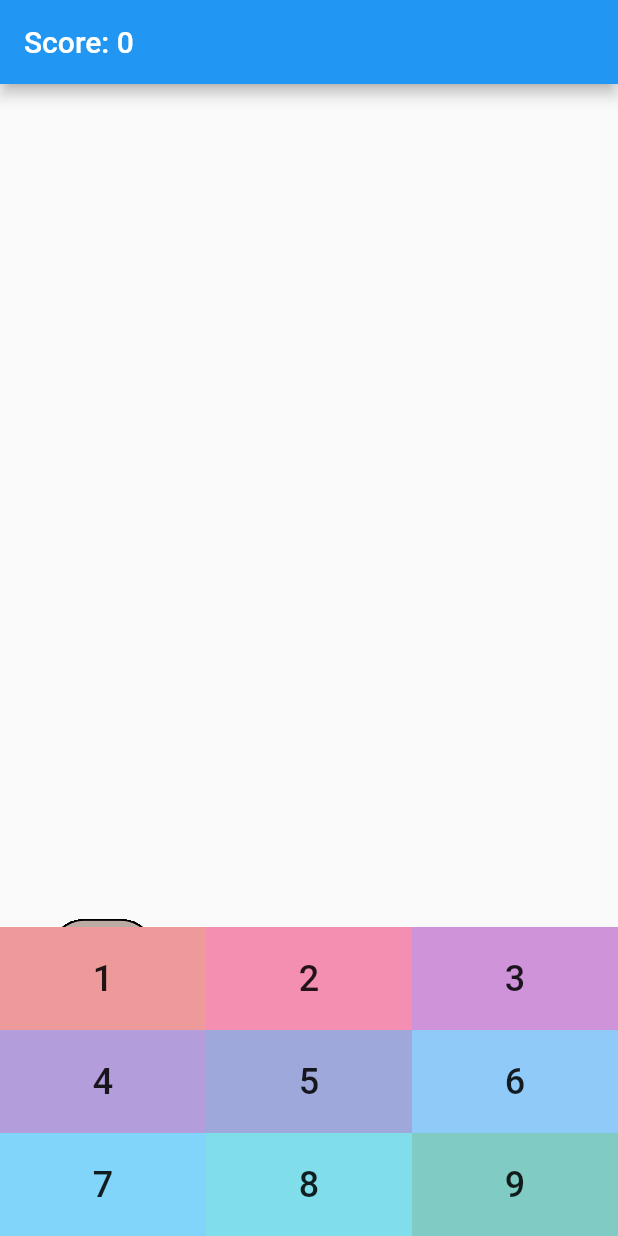
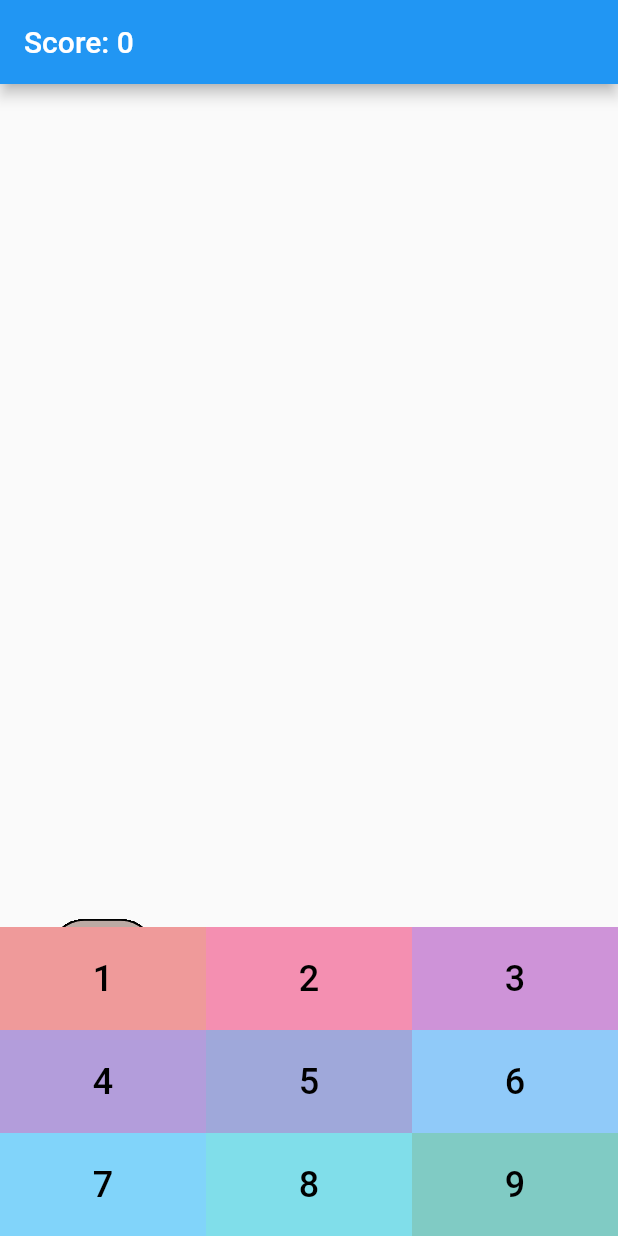
Before and after one commit to markcqhsu/flutter_streamController_sample, a Flutter app: the screen it shows after launch, on a phone screen of 412 x 824 dp. Run offline on Flutter 3.47's test engine with Material 2 defaults, Android fonts, the phone set to English and light mode, and no system bars.

Commit message:
Flatbutton 2 TextButton

```diff
--- a/lib/main.dart
+++ b/lib/main.dart
@@ -221,9 +221,12 @@ class KeyPad extends StatelessWidget {
       childAspectRatio: 2 / 1,
       //改變GridView尺寸
       children: List.generate(9, (index) {
-        return FlatButton(
-          shape: RoundedRectangleBorder(), //取消按鍵的圓角邊
-          color: Colors.primaries[index][200],
+        return TextButton(
+          style: TextButton.styleFrom(
+            shape: RoundedRectangleBorder(), //取消按鍵的圓角邊
+            backgroundColor: Colors.primaries[index][200],
+            primary: Colors.black,
+          ),
           child: Text("${index + 1}", style: TextStyle(fontSize: 24)),
           onPressed: () {
             _inputController.add(index + 1);
```
Also changed, not shown: pubspec.lock, 1 other file.
